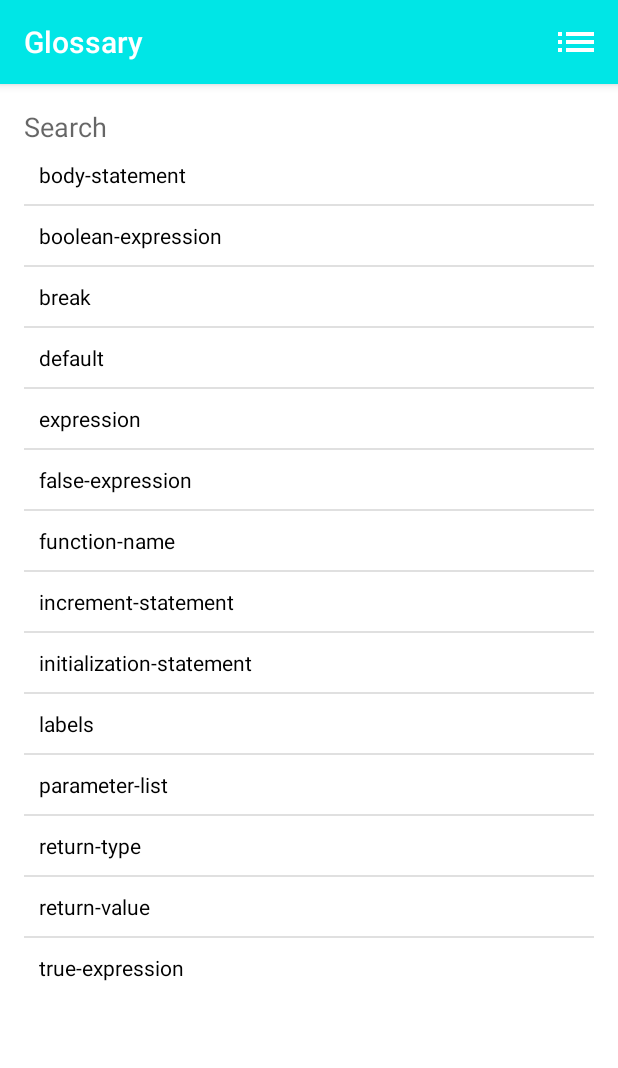
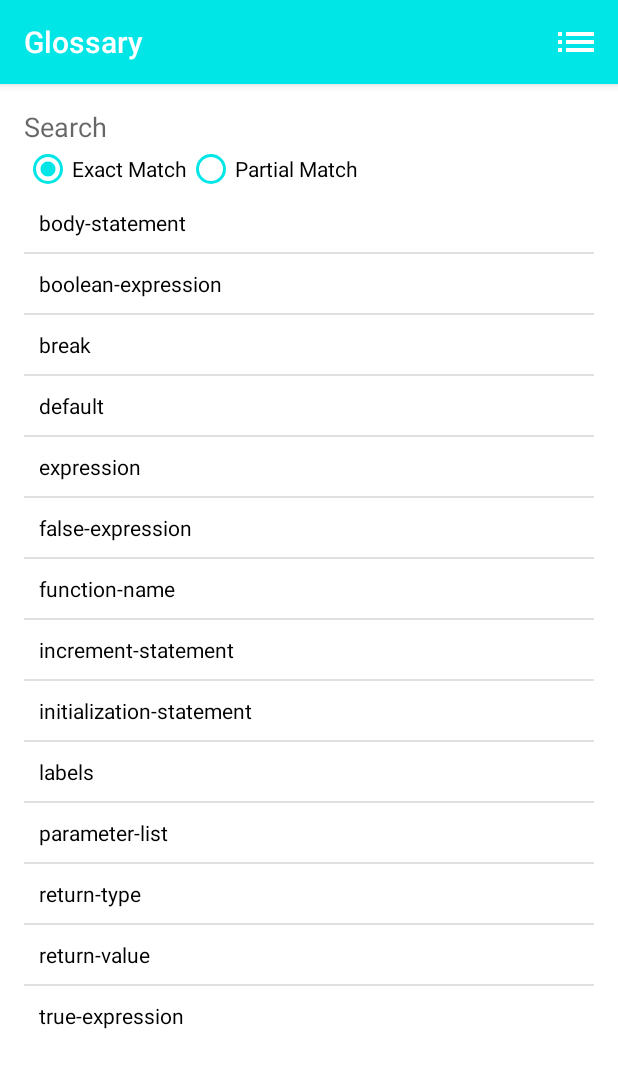
Before and after one commit to johnnymeyer/Hello_World, an Android app: the Glossary screen opened directly, with no data from a screen before it, on a phone screen of 412 x 824 dp. Shown: the top 1068 px of the screen. Run offline under Robolectric (Android 15) with nearby library versions, the phone set to English and light mode, and no system bars.

Commit message:
Ed: added cool stuff

```diff
--- /dev/null
+++ b/Hello_World/app/src/main/res/drawable/color_cursor.xml
@@ -0,0 +1,5 @@
+<?xml version="1.0" encoding="utf-8"?>
+<shape xmlns:android="http://schemas.android.com/apk/res/android" >
+    <size android:width="3dp" />
+    <solid android:color="#00e6e6"  />
+</shape>
--- a/Hello_World/app/src/main/res/layout/content_glossary.xml
+++ b/Hello_World/app/src/main/res/layout/content_glossary.xml
@@ -16,10 +16,11 @@
     <LinearLayout
         android:orientation="vertical"
         android:layout_width="match_parent"
-        android:layout_height="match_parent">
+        android:layout_height="match_parent"
+        android:onClick="toggleMatch">
         <EditText
             android:id="@+id/txtsearch"
-            android:layout_width="match_parent"
+            android:layout_width="225dp"
             android:layout_height="wrap_content"
             android:hint="Search"
             android:enabled="true"
@@ -28,7 +29,27 @@
             android:background="#ffffff"
             android:backgroundTint="#ffffff"
             android:drawableTint="#00e6e6"
-            android:foregroundTint="#00e6e6" />
+            android:foregroundTint="#00e6e6"
+            android:textCursorDrawable="@drawable/color_cursor"/>
+        <RadioGroup xmlns:android="http://schemas.android.com/apk/res/android"
+            android:layout_width="fill_parent"
+            android:layout_height="wrap_content"
+            android:orientation="horizontal">
+            <RadioButton android:id="@+id/radio_exact"
+                android:layout_width="wrap_content"
+                android:layout_height="wrap_content"
+                android:text="Exact Match"
+                android:onClick="toggleMatch"
+                android:checked="true"
+                android:background="#ffffff"
+                android:buttonTint="#00e6e6"/>
+            <RadioButton android:id="@+id/radio_partial"
+                android:layout_width="wrap_content"
+                android:layout_height="wrap_content"
+                android:text="Partial Match"
+                android:onClick="toggleMatch"
+                android:buttonTint="#00e6e6"/>
+        </RadioGroup>
         <ListView
             android:id="@+id/listview"
             android:layout_width="match_parent"
```
Also changed, not shown: Hello_World/app/src/main/java/com/cs246/johnmeyer/hello/Glossary.java (+29 -5 lines).
